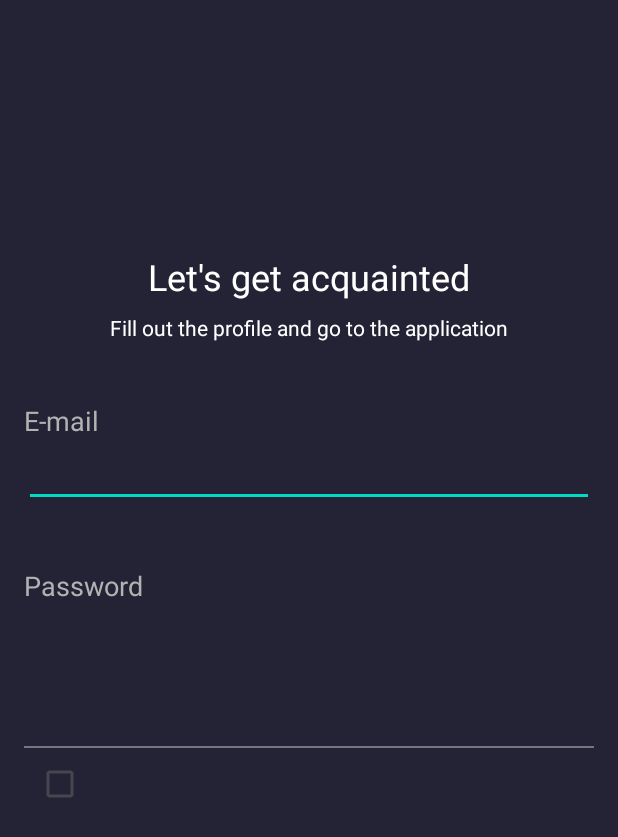
After one commit to sonata08/shpp, an Android app: the layout activity_sign_up.xml on its own in the app's theme, with its tools: preview values and no code run, on a phone screen of 412 x 824 dp. The commit adds this screen. Shown: the top 837 px of the screen. Run offline under Robolectric (Android 15) with nearby library versions, the phone set to English and light mode, and no system bars.

Commit message:
button style in progress

```diff
--- /dev/null
+++ b/app/src/main/res/layout/activity_sign_up.xml
@@ -0,0 +1,109 @@
+<?xml version="1.0" encoding="utf-8"?>
+<FrameLayout xmlns:android="http://schemas.android.com/apk/res/android"
+    android:layout_width="match_parent"
+    android:layout_height="match_parent"
+    xmlns:app="http://schemas.android.com/apk/res-auto"
+    android:background="@color/blue"
+    android:padding="@dimen/margins_perimeter">
+
+    <androidx.constraintlayout.widget.ConstraintLayout
+        android:layout_width="match_parent"
+        android:layout_height="match_parent">
+
+        <TextView
+            android:id="@+id/title"
+            android:layout_width="wrap_content"
+            android:layout_height="wrap_content"
+            app:layout_constraintTop_toTopOf="parent"
+            app:layout_constraintBottom_toBottomOf="parent"
+            app:layout_constraintStart_toStartOf="parent"
+            app:layout_constraintEnd_toEndOf="parent"
+            app:layout_constraintVertical_bias="0.2"
+            android:textColor="@color/white"
+            android:textSize="@dimen/h1"
+            android:text="@string/get_acquainted"/>
+
+        <TextView
+            android:id="@+id/fill_profile"
+            android:layout_width="wrap_content"
+            android:layout_height="wrap_content"
+            app:layout_constraintStart_toStartOf="parent"
+            app:layout_constraintEnd_toEndOf="parent"
+            app:layout_constraintTop_toBottomOf="@id/title"
+            android:layout_marginTop="@dimen/margin_8"
+            android:text="@string/fill_out_profile"
+            android:textColor="@color/white"/>
+
+        <TextView
+            android:id="@+id/email_text"
+            android:layout_width="wrap_content"
+            android:layout_height="wrap_content"
+            app:layout_constraintTop_toBottomOf="@id/fill_profile"
+            app:layout_constraintStart_toStartOf="parent"
+            android:layout_marginTop="40dp"
+            android:text="@string/email"
+            android:textColor="@color/grey_text_2"
+            android:textSize="18sp"/>
+
+        <EditText
+            android:id="@+id/email_edit"
+            android:layout_width="match_parent"
+            android:layout_height="wrap_content"
+            app:layout_constraintStart_toStartOf="parent"
+            app:layout_constraintEnd_toEndOf="parent"
+            app:layout_constraintTop_toBottomOf="@id/email_text"
+            android:inputType="textEmailAddress"/>
+
+
+        <TextView
+            android:id="@+id/password_text"
+            android:layout_width="wrap_content"
+            android:layout_height="wrap_content"
+            app:layout_constraintTop_toBottomOf="@id/email_edit"
+            app:layout_constraintStart_toStartOf="parent"
+            android:layout_marginTop="40dp"
+            android:text="@string/password"
+            android:textColor="@color/grey_text_2"
+            android:textSize="18sp"/>
+
+        <com.google.android.material.textfield.TextInputLayout
+            android:id="@+id/password_edit"
+            android:layout_width="match_parent"
+            android:layout_height="wrap_content"
+            app:layout_constraintStart_toStartOf="parent"
+            app:layout_constraintEnd_toEndOf="parent"
+            app:layout_constraintTop_toBottomOf="@id/password_text"
+            android:layout_marginTop="40dp"
+            style="?attr/textInputFilledStyle"
+            app:boxBackgroundColor="@color/blue"
+            android:textColor="@color/white"
+            >
+            <com.google.android.material.textfield.TextInputEditText
+                android:layout_width="match_parent"
+                android:layout_height="wrap_content"
+                android:inputType="textEmailAddress"
+
+                />
+
+        </com.google.android.material.textfield.TextInputLayout>
+
+
+
+
+        <CheckBox
+            android:layout_width="wrap_content"
+            android:layout_height="wrap_content"
+            app:layout_constraintStart_toStartOf="@id/password_text"
+            app:layout_constraintTop_toBottomOf="@id/password_edit"
+            />
+
+
+
+
+    </androidx.constraintlayout.widget.ConstraintLayout>
+
+
+
+
+
+</FrameLayout>
--- a/app/src/main/res/values/colors.xml
+++ b/app/src/main/res/values/colors.xml
@@ -6,8 +6,11 @@
     <color name="teal_200">#FF03DAC5</color>
     <color name="teal_700">#FF018786</color>
     <color name="black">#FF000000</color>
+
     <color name="white">#FFFFFFFF</color>
-    <color name="dark_blue">#232233</color>
-    <color name="orange">#e9692d</color>
-    <color name="light_grey">#A1A0A0</color>
+    <color name="blue">#242235</color>
+    <color name="orange">#FB5E06</color>
+    <color name="grey_text_2">#B2B2B3</color>
+    <color name="grey_text">#18181F</color>
+    <color name="background">#E7E7E7</color>
 </resources>
--- a/app/src/main/res/values/strings.xml
+++ b/app/src/main/res/values/strings.xml
@@ -8,4 +8,8 @@
     <string name="profile_photo">Profile photo</string>
     <string name="user_name">User name</string>
     <string name="go_to_settings">Go to settings and fill out the profile</string>
+    <string name="get_acquainted">Let\'s get acquainted</string>
+    <string name="fill_out_profile">Fill out the profile and go to the application</string>
+    <string name="email">E-mail</string>
+    <string name="password">Password</string>
 </resources>
--- a/app/src/main/res/values/themes.xml
+++ b/app/src/main/res/values/themes.xml
@@ -1,6 +1,6 @@
 <resources xmlns:tools="http://schemas.android.com/tools">
     <!-- Base application theme. -->
-    <style name="Theme.MyProfile" parent="Theme.MaterialComponents.DayNight.NoActionBar">
+    <style name="Theme.MyProfile" parent="Theme.Material3.DayNight.NoActionBar">
         <!-- Primary brand color. -->
         <item name="colorPrimary">@color/orange</item>
         <item name="colorPrimaryVariant">@color/purple_700</item>
@@ -8,10 +8,12 @@
         <!-- Secondary brand color. -->
         <item name="colorSecondary">@color/teal_200</item>
         <item name="colorSecondaryVariant">@color/teal_700</item>
-        <item name="colorOnSecondary">@color/black</item>
+        <item name="colorOnSecondary">@color/purple_200</item>
         <!-- Status bar color. -->
         <item name="android:statusBarColor">?attr/colorPrimaryVariant</item>
         <!-- Customize your theme here. -->
+<!--        <item name="colorAccent">#FFC107</item>-->
+        <item name="colorOnSurface">@color/grey_text_2</item>
     </style>
 
     <style name="ButtonGeneral" parent="Widget.MaterialComponents.Button">
@@ -19,20 +21,26 @@
         <item name="android:layout_width">0dp</item>
     </style>
 
-    <style name="ButtonPrimaryColor" parent="ButtonGeneral">
-        <item name="android:textColor">@color/white</item>
+    <style name="ButtonPrimaryColor" parent="Widget.MaterialComponents.Button">
         <item name="android:layout_height">70dp</item>
-        <item name="android:textSize">@dimen/primary_btn_text_size</item>
         <item name="android:layout_marginTop">30dp</item>
+        <item name="android:textAppearance">@style/ButtonText</item>
     </style>
 
     <style name="ButtonOutlined" parent="ButtonGeneral">
         <item name="android:backgroundTint">@color/white</item>
-        <item name="android:textColor">@color/dark_blue</item>
-        <item name="strokeColor">@color/dark_blue</item>
+        <item name="android:textColor">@color/blue</item>
+        <item name="strokeColor">@color/blue</item>
         <item name="android:layout_height">55dp</item>
         <item name="strokeWidth">2dp</item>
         <item name="android:textAppearance">@style/TextAppearance.AppCompat.Medium</item>
     </style>
 
+    <style name="ButtonText">
+        <item name="android:textColor">@color/white</item>
+        <item name="android:fontFamily">@font/opensans</item>
+        <item name="android:textSize">@dimen/text_in_button</item>
+        <item name="textAllCaps">true</item>
+    </style>
+
 </resources>
```
Also changed, not shown: app/src/main/java/com/example/myprofile/SignUpActivity.kt (added, +15 -0 lines), app/src/main/res/font-v26/opensans.xml (added, +12 -0 lines), app/src/main/res/font/opensans.xml (added, +12 -0 lines), app/src/main/res/layout/activity_main.xml (+10 -11 lines), app/src/main/res/values/dimens.xml (+6 -3 lines), app/build.gradle (line endings or trailing spaces), app/src/main/res/drawable/mockup.png (renamed from app/src/main/res/drawable/mokeup.png), app/src/main/res/font/opensans_regular.ttf (added), app/src/main/res/font/opensans_semibold.ttf (added).
